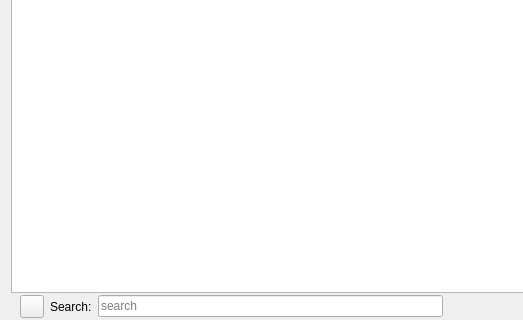
First picture: the form in src/accountwidget.ui, repository KDE/knipptasch, before the edit; both pictures show x 0 to 523 and y 91 to 411 of the 807 by 411 pixel window.
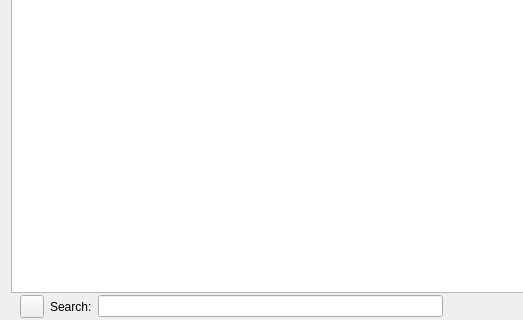
Second picture: the form after the edit. Custom widgets are drawn as their Qt base class.

Commit message: remove placeholder text because this property is unknown in Qt < 4.7

```diff
--- a/src/accountwidget.ui
+++ b/src/accountwidget.ui
@@ -126,11 +126,7 @@
        </widget>
       </item>
       <item>
-       <widget class="KLineEdit" name="searchLineEdit">
-        <property name="placeholderText">
-         <string comment="KDE::DoNotExtract">search</string>
-        </property>
-       </widget>
+       <widget class="KLineEdit" name="searchLineEdit"/>
       </item>
       <item>
        <spacer name="horizontalSpacer_2">
```
